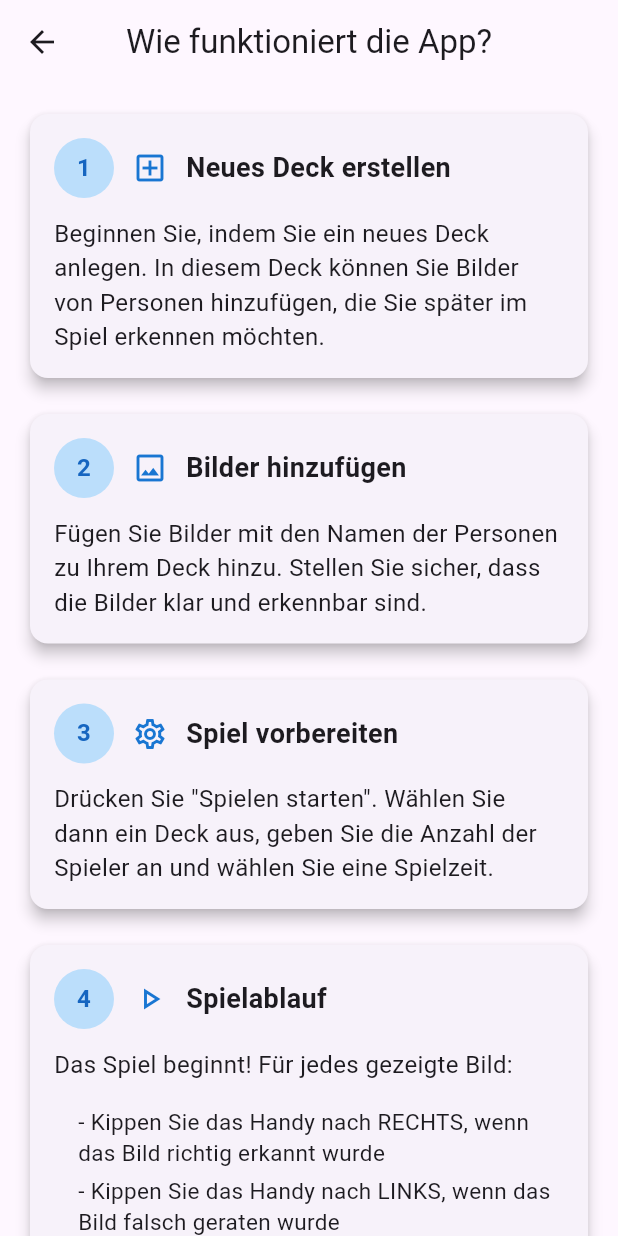
After one commit to TEAMFLUTTERR/WhoAmI, a Flutter app: the screen it shows after launch, after a tap on "Wie spielt man?", on a phone screen of 412 x 824 dp. The commit adds this screen. Run offline on Flutter 3.47's test engine with Material 3 defaults, Android fonts, the phone set to English and light mode, and no system bars; our stand-ins replace confetti, hive, hive_flutter, image_picker, sensors_plus, speech_to_text; accounts and stored records are empty.

Commit message:
Added explain screen

```diff
--- /dev/null
+++ b/who_am_i/lib/screens/explain_screen.dart
@@ -0,0 +1,123 @@
+import 'package:flutter/material.dart';
+
+class ExplanationScreen extends StatelessWidget {
+  @override
+  Widget build(BuildContext context) {
+    return Scaffold(
+      appBar: AppBar(
+        title: Text('Wie funktioniert die App?'),
+        centerTitle: true,
+      ),
+      body: SingleChildScrollView(
+        padding: EdgeInsets.all(16.0),
+        child: Column(
+          crossAxisAlignment: CrossAxisAlignment.start,
+          children: [
+            _buildStepCard(
+              stepNumber: 1,
+              title: 'Neues Deck erstellen',
+              description: 'Beginnen Sie, indem Sie ein neues Deck anlegen. '
+                  'In diesem Deck können Sie Bilder von Personen hinzufügen, '
+                  'die Sie später im Spiel erkennen möchten.',
+              icon: Icons.add_box_outlined,
+            ),
+            SizedBox(height: 16),
+            _buildStepCard(
+              stepNumber: 2,
+              title: 'Bilder hinzufügen',
+              description: 'Fügen Sie Bilder mit den Namen der Personen '
+                  'zu Ihrem Deck hinzu. Stellen Sie sicher, dass die '
+                  'Bilder klar und erkennbar sind.',
+              icon: Icons.image_outlined,
+            ),
+            SizedBox(height: 16),
+            _buildStepCard(
+              stepNumber: 3,
+              title: 'Spiel vorbereiten',
+              description: 'Drücken Sie "Spielen starten". Wählen Sie dann '
+                  'ein Deck aus, geben Sie die Anzahl der Spieler an und '
+                  'wählen Sie eine Spielzeit.',
+              icon: Icons.settings_outlined,
+            ),
+            SizedBox(height: 16),
+            _buildStepCard(
+              stepNumber: 4,
+              title: 'Spielablauf',
+              description: 'Das Spiel beginnt! Für jedes gezeigte Bild:',
+              icon: Icons.play_arrow_outlined,
+              subSteps: [
+                '- Kippen Sie das Handy nach RECHTS, wenn das Bild richtig erkannt wurde',
+                '- Kippen Sie das Handy nach LINKS, wenn das Bild falsch geraten wurde',
+                '- Nach jeder Antwort kommt der nächste Spieler an die Reihe'
+              ],
+            ),
+          ],
+        ),
+      ),
+    );
+  }
+
+  Widget _buildStepCard({
+    required int stepNumber,
+    required String title,
+    required String description,
+    required IconData icon,
+    List<String>? subSteps,
+  }) {
+    return Card(
+      elevation: 4,
+      shape: RoundedRectangleBorder(
+        borderRadius: BorderRadius.circular(12),
+      ),
+      child: Padding(
+        padding: const EdgeInsets.all(16.0),
+        child: Column(
+          crossAxisAlignment: CrossAxisAlignment.start,
+          children: [
+            Row(
+              children: [
+                CircleAvatar(
+                  backgroundColor: Colors.blue.shade100,
+                  child: Text(
+                    stepNumber.toString(),
+                    style: TextStyle(
+                      color: Colors.blue.shade800,
+                      fontWeight: FontWeight.bold,
+                    ),
+                  ),
+                ),
+                SizedBox(width: 12),
+                Icon(icon, color: Colors.blue.shade700),
+                SizedBox(width: 12),
+                Expanded(
+                  child: Text(
+                    title,
+                    style: TextStyle(
+                      fontSize: 18,
+                      fontWeight: FontWeight.bold,
+                    ),
+                  ),
+                ),
+              ],
+            ),
+            SizedBox(height: 12),
+            Text(
+              description,
+              style: TextStyle(fontSize: 16),
+            ),
+            if (subSteps != null) ...[
+              SizedBox(height: 12),
+              ...subSteps.map((step) => Padding(
+                    padding: const EdgeInsets.only(left: 16.0, top: 4),
+                    child: Text(
+                      step,
+                      style: TextStyle(fontSize: 15),
+                    ),
+                  )),
+            ],
+          ],
+        ),
+      ),
+    );
+  }
+}
--- a/who_am_i/lib/screens/home_screen.dart
+++ b/who_am_i/lib/screens/home_screen.dart
@@ -1,7 +1,7 @@
 import 'package:flutter/material.dart';
 import 'deck_creation_screen.dart';
 import 'game_start_screen.dart';
-import 'leaderboard_screen.dart';
+import 'explain_screen.dart'; // Import the explanation screen
 
 class HomeScreen extends StatelessWidget {
   const HomeScreen({super.key});
@@ -61,13 +61,12 @@ class HomeScreen extends StatelessWidget {
               const SizedBox(height: 20),
               _buildStyledButton(
                 context,
-                'Bestenliste',
-                Icons.leaderboard,
+                'Wie spielt man?',
+                Icons.help_outline,
                 () => Navigator.push(
                   context,
                   MaterialPageRoute(
-                      builder: (context) => const LeaderboardScreen(
-                          players: [])), //Hier müssten dann Werte der letzten Runde rein
+                      builder: (context) => ExplanationScreen()),
                 ),
                 Colors.orange,
               ),
```
